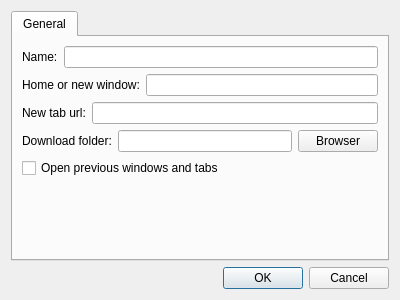
This is Plugins/WebBrowser/DlgSettings.ui in KangLin/RabbitRemoteControl as Qt 5 draws it before an edit. The edited form follows.
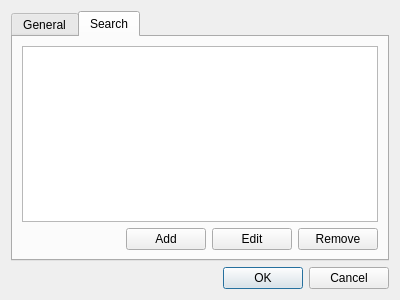
This is the edited form. Icons and pictures are not drawn.

Commit message: Plugins::WebBrowser: add search engine in url box

Diff of the .ui file:
```diff
--- a/Plugins/WebBrowser/DlgSettings.ui
+++ b/Plugins/WebBrowser/DlgSettings.ui
@@ -17,7 +17,7 @@
    <item row="0" column="0">
     <widget class="QTabWidget" name="tabWidget">
      <property name="currentIndex">
-      <number>0</number>
+      <number>1</number>
      </property>
      <widget class="QWidget" name="General">
       <attribute name="title">
@@ -109,6 +109,69 @@
        </item>
       </layout>
      </widget>
+     <widget class="QWidget" name="Search">
+      <attribute name="title">
+       <string>Search</string>
+      </attribute>
+      <layout class="QGridLayout" name="gridLayout_3">
+       <item row="0" column="0">
+        <widget class="QListView" name="lstSearchEngine"/>
+       </item>
+       <item row="1" column="0">
+        <layout class="QHBoxLayout" name="horizontalLayout_5">
+         <item>
+          <spacer name="horizontalSpacer">
+           <property name="orientation">
+            <enum>Qt::Orientation::Horizontal</enum>
+           </property>
+           <property name="sizeHint" stdset="0">
+            <size>
+             <width>40</width>
+             <height>20</height>
+            </size>
+           </property>
+          </spacer>
+         </item>
+         <item>
+          <widget class="QPushButton" name="pbAdd">
+           <property name="sizePolicy">
+            <sizepolicy hsizetype="Minimum" vsizetype="Fixed">
+             <horstretch>0</horstretch>
+             <verstretch>0</verstretch>
+            </sizepolicy>
+           </property>
+           <property name="text">
+            <string>Add</string>
+           </property>
+           <property name="icon">
+            <iconset theme="list-add"/>
+           </property>
+          </widget>
+         </item>
+         <item>
+          <widget class="QPushButton" name="pbEdit">
+           <property name="text">
+            <string>Edit</string>
+           </property>
+           <property name="icon">
+            <iconset theme="edit"/>
+           </property>
+          </widget>
+         </item>
+         <item>
+          <widget class="QPushButton" name="pbRemove">
+           <property name="text">
+            <string>Remove</string>
+           </property>
+           <property name="icon">
+            <iconset theme="list-remove"/>
+           </property>
+          </widget>
+         </item>
+        </layout>
+       </item>
+      </layout>
+     </widget>
     </widget>
    </item>
    <item row="1" column="0">
```
The commit also changes 5 other files.
